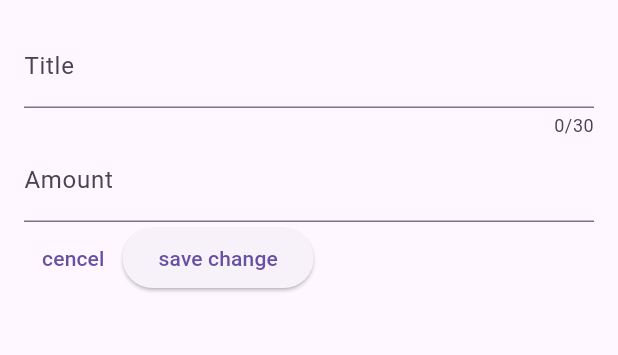
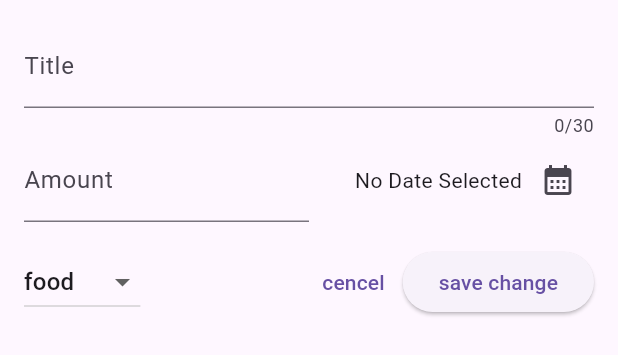
Before and after one commit to ikhsanmuhamad22/flutter-exprense_tracker_app, a Flutter app: the NewExpense widget shown alone on an empty page, opened directly, on a phone screen of 412 x 824 dp. Shown: the top 355 px of the screen. Run offline on Flutter 3.47's test engine with Material 3 defaults, Android fonts, the phone set to English and light mode, and no system bars.

Commit message:
add: date picker & dropdown button

```diff
--- a/lib/widget/new_expense.dart
+++ b/lib/widget/new_expense.dart
@@ -1,4 +1,5 @@
 import 'package:flutter/material.dart';
+import 'package:expense_tracker_app/models/expense.dart';
 
 class NewExpense extends StatefulWidget {
   const NewExpense({super.key});
@@ -12,6 +13,22 @@ class NewExpense extends StatefulWidget {
 class _NewExpenseState extends State<NewExpense> {
   final _titleController = TextEditingController();
   final _amountController = TextEditingController();
+  DateTime? _selectedDate;
+  Category _selectedCategory = Category.food;
+
+  void _presentDatePicker() async {
+    final now = DateTime.now();
+    final firstDate = DateTime(now.year - 1, now.month, now.day);
+    final datePicker = await showDatePicker(
+        context: context,
+        initialDate: now,
+        firstDate: firstDate,
+        lastDate: now);
+    setState(() {
+      _selectedDate = datePicker;
+    });
+  }
+
   @override
   void dispose() {
     _amountController.dispose();
@@ -33,7 +50,10 @@ class _NewExpenseState extends State<NewExpense> {
               label: Text('Title'),
             ),
           ),
-          TextField(
+          Row(
+            children: [
+              Expanded(
+                child: TextField(
                   controller: _amountController,
                   keyboardType: TextInputType.number,
                   decoration: InputDecoration(
@@ -41,7 +61,46 @@ class _NewExpenseState extends State<NewExpense> {
                     label: Text('Amount'),
                   ),
                 ),
+              ),
+              SizedBox(height: 16),
+              Expanded(
+                child: Row(
+                  mainAxisAlignment: MainAxisAlignment.end,
+                  children: [
+                    Text(_selectedDate == null
+                        ? 'No Date Selected'
+                        : formatter.format(_selectedDate!)),
+                    IconButton(
+                      onPressed: _presentDatePicker,
+                      icon: Icon(Icons.calendar_month),
+                    )
+                  ],
+                ),
+              )
+            ],
+          ),
+          SizedBox(height: 16),
           Row(
+            children: [
+              DropdownButton(
+                  value: _selectedCategory,
+                  items: Category.values
+                      .map((category) => DropdownMenuItem(
+                            value: category,
+                            child: Text(category.name.toString()),
+                          ))
+                      .toList(),
+                  onChanged: (value) {
+                    setState(() {
+                      if (value == null) {
+                        return;
+                      }
+                      _selectedCategory = value;
+                    });
+                  }),
+              Expanded(
+                child: Row(
+                  mainAxisAlignment: MainAxisAlignment.end,
                   children: [
                     TextButton(
                       onPressed: () => Navigator.pop(context),
@@ -53,7 +112,10 @@ class _NewExpenseState extends State<NewExpense> {
                         print(_amountController.text);
                       },
                       child: Text('save change'),
+                    )
+                  ],
                 ),
+              )
             ],
           )
         ],
```
Lines whose indentation alone changed are shown as unchanged.
